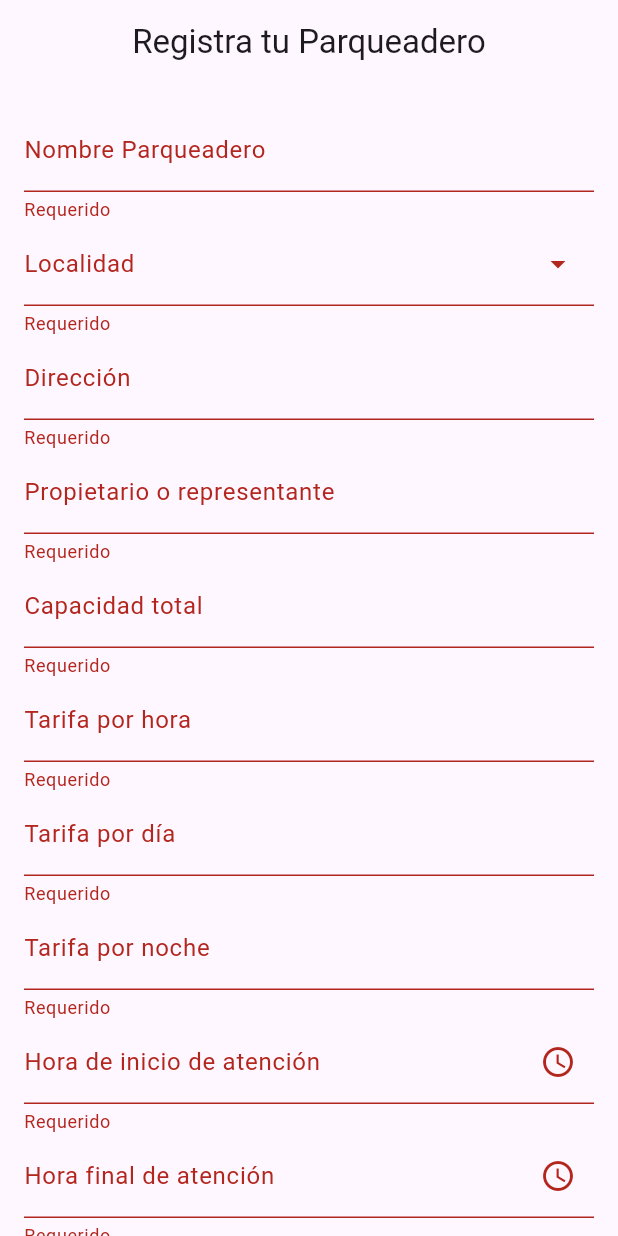
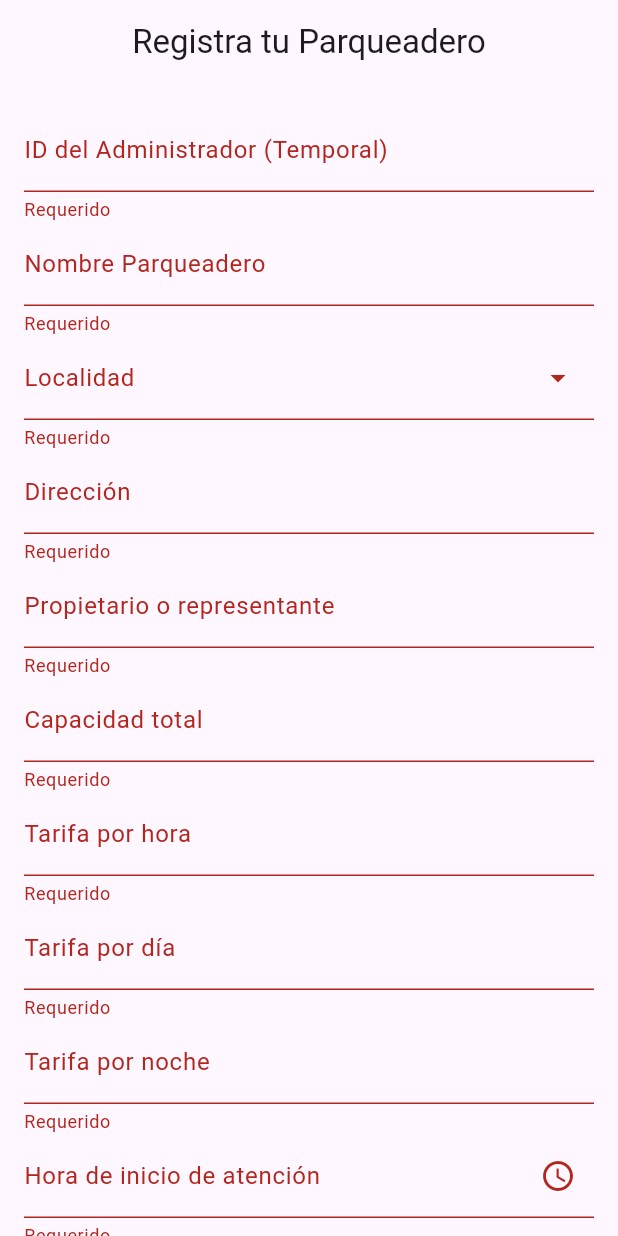
Before and after one commit to Esteban-GH39/parkfinder-app, a Flutter app: the screen it shows after launch, after a tap on "Registrar parqueadero", on a phone screen of 412 x 824 dp. Run offline on Flutter 3.47's test engine with Material 3 defaults, Android fonts, the phone set to English and light mode, and no system bars; network calls fail.

Commit message:
Actualizacion id temporal de admin

```diff
--- a/lib/models/parqueadero.dart
+++ b/lib/models/parqueadero.dart
@@ -14,6 +14,9 @@ class Parqueadero {
   //VARIABLES NUEVAS BASADA EN EL DTO
   final String? horaInicio;
   final String? horaFinal;
+  //VARIABLE TEMPORAL MIENTRAS SE CREA EL INICIO CON ROLES
+  final int fk_parqueadero_admin;
+
 
   Parqueadero({
     required this.id,
@@ -31,6 +34,8 @@ class Parqueadero {
     //VARIABLES NUEVAS BASADA EN EL DTO
     this.horaInicio,
     this.horaFinal,
+    //VARIABLE TEMPORAL MIENTRAS SE CREA EL INICIO CON ROLES
+    required this.fk_parqueadero_admin,
   });
 
   factory Parqueadero.fromJson(Map<String, dynamic> json) {
@@ -49,6 +54,7 @@ class Parqueadero {
       longitud: (json['longitud'] as num?)?.toDouble(),
       horaInicio: json['horaInicio'] as String? ?? '',
       horaFinal: json['horaFinal'] as String? ?? '',
+      fk_parqueadero_admin: (json['fk_parqueadero_admin'] as num?)?.toInt() ?? 0,
     );
   }
 
@@ -66,7 +72,9 @@ class Parqueadero {
     'longitud': longitud,
     //VARIABLES NUEVAS BASADA EN EL DTO
     'horaInicio': horaInicio,
-    'horaFinal': horaFinal
+    'horaFinal': horaFinal,
+    // ID TEMPORAL MIENTRAS SE HACE LA GESTIÓN DE ROLES
+    'fk_parqueadero_admin': fk_parqueadero_admin
   };
 
   // NUEVO: body exacto del ParqueaderoDto del backend
@@ -81,6 +89,7 @@ class Parqueadero {
     'horaInicio': _horaONull(horaInicio),
     'horaFinal': _horaONull(horaFinal),
     'nombrePropietario': representante.trim(),
+    'fk_parqueadero_admin':fk_parqueadero_admin
   };
 
   static String? _horaONull(String? h) =>
--- a/lib/screens/admin/registrar_parqueadero_screen.dart
+++ b/lib/screens/admin/registrar_parqueadero_screen.dart
@@ -5,10 +5,7 @@ import '../../models/parqueadero.dart';
 import '../../services/api_service.dart';
 
 /// HU-18: el administrador registra un nuevo parqueadero.
-///
-/// Al registrar con éxito muestra un mensaje de confirmación y cierra la
-/// pantalla devolviendo `true`, para que la pantalla que la abrió recargue
-/// la lista.
+
 class RegistroParqueaderoScreen extends StatefulWidget {
   const RegistroParqueaderoScreen({super.key, this.apiService});
 
@@ -21,7 +18,7 @@ class RegistroParqueaderoScreen extends StatefulWidget {
 }
 
 class _RegistroParqueaderoScreenState extends State<RegistroParqueaderoScreen> {
-  /// Únicas zonas válidas para el registro
+
   static const List<String> _localidades = [
     'Usaquén',
     'Chapinero',
@@ -59,6 +56,7 @@ class _RegistroParqueaderoScreenState extends State<RegistroParqueaderoScreen> {
   final _tarifaNocheCtrl = TextEditingController();
   final _horaInicioCtrl = TextEditingController();
   final _horaFinalCtrl = TextEditingController();
+  final _idAdminCtrl = TextEditingController();
 
   bool _guardando = false;
   String? _errorMensaje;
@@ -76,6 +74,7 @@ class _RegistroParqueaderoScreenState extends State<RegistroParqueaderoScreen> {
     _tarifaNocheCtrl.dispose();
     _horaInicioCtrl.dispose();
     _horaFinalCtrl.dispose();
+    _idAdminCtrl.dispose();
     super.dispose();
   }
 
@@ -173,6 +172,7 @@ class _RegistroParqueaderoScreenState extends State<RegistroParqueaderoScreen> {
 
     final parqueadero = Parqueadero(
       id: 0, // el backend asigna el id
+      fk_parqueadero_admin: int.tryParse(_idAdminCtrl.text.trim()) ?? 0,
       nombre: _nombreCtrl.text.trim(),
       zona: _localidadOficial(_zonaCtrl.text) ?? _zonaCtrl.text.trim(),
       direccion: _direccionCtrl.text.trim(),
@@ -332,6 +332,15 @@ class _RegistroParqueaderoScreenState extends State<RegistroParqueaderoScreen> {
             crossAxisAlignment: CrossAxisAlignment.stretch,
             children: [
               TextFormField(
+                controller: _idAdminCtrl,
+                decoration: const InputDecoration(
+                  labelText: 'ID del Administrador (Temporal)',
+                ),
+                keyboardType: TextInputType.number,
+                inputFormatters: [FilteringTextInputFormatter.digitsOnly],
+                validator: _validarCapacidad, // Reutiliza el validador de número mayor a 0
+              ),
+              TextFormField(
                 controller: _nombreCtrl,
                 decoration: const InputDecoration(
                   labelText: 'Nombre Parqueadero',
```
